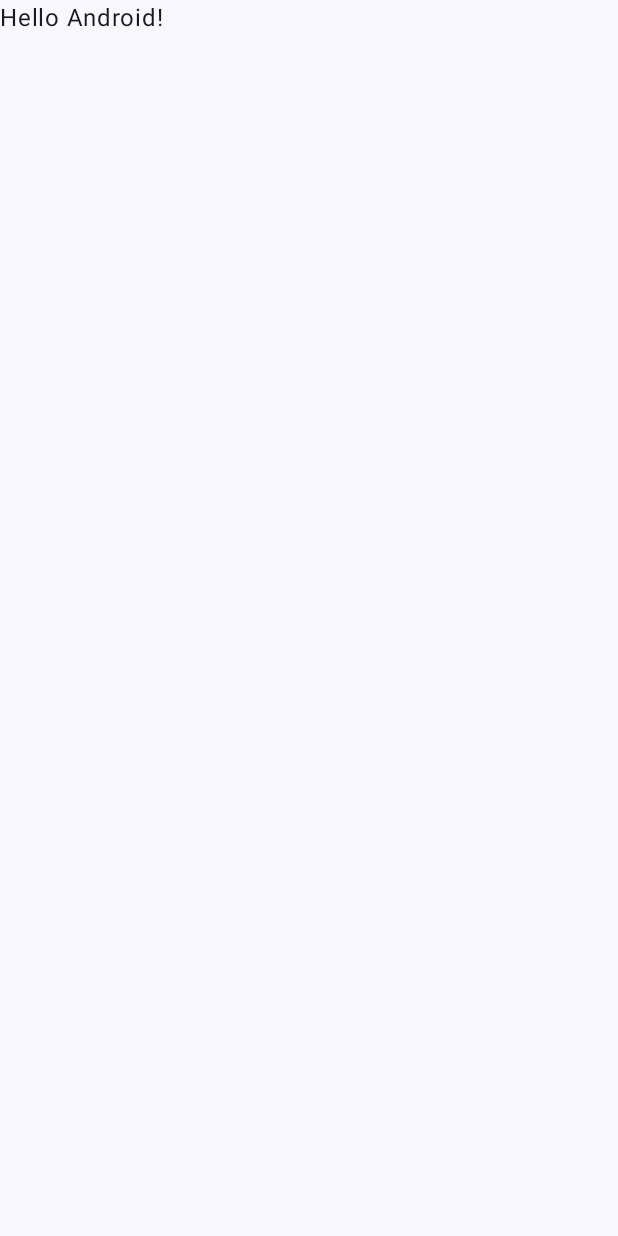
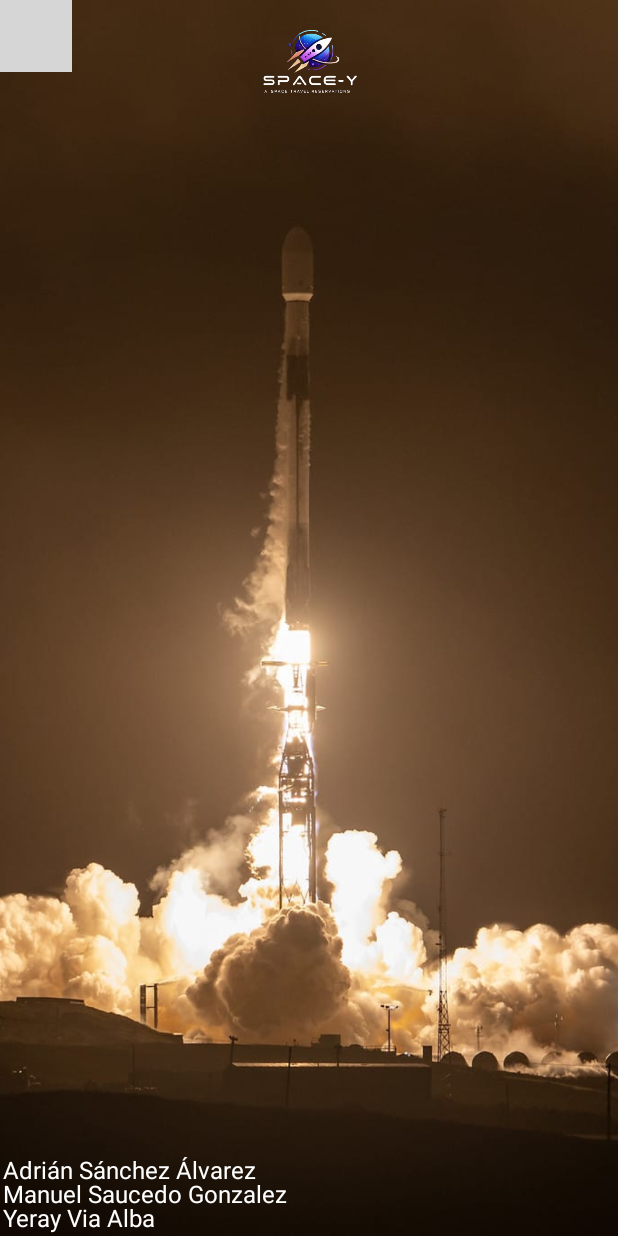
Before and after one commit to adriiaan12/AplicacionMovil-Spacey, an Android app built with Jetpack Compose: the screen it shows after launch (MainActivity), on a phone screen of 412 x 824 dp. Before the commit the screen is almost empty. Run offline under Robolectric (Android 15) with nearby library versions, the phone set to English and light mode, and no system bars; 2 statements that could not run were skipped; grey boxes are pictures that could not be loaded.

Commit message:
fondo y letras

```diff
--- a/app/src/main/java/com/example/aplicacionmovil_spacey/MainActivity.kt
+++ b/app/src/main/java/com/example/aplicacionmovil_spacey/MainActivity.kt
@@ -13,6 +13,36 @@ import androidx.compose.ui.Modifier
 import androidx.compose.ui.tooling.preview.Preview
 import com.example.aplicacionmovil_spacey.ui.theme.AplicacionMovilSpaceYTheme
 
+import androidx.compose.foundation.Image
+import androidx.compose.foundation.layout.*
+
+import androidx.compose.material3.MaterialTheme
+import androidx.compose.material3.Text
+
+import androidx.compose.ui.Alignment
+
+import androidx.compose.ui.graphics.Color
+import androidx.compose.ui.layout.ContentScale
+import androidx.compose.ui.res.painterResource
+import androidx.compose.ui.text.style.TextAlign
+import androidx.compose.ui.unit.dp
+import androidx.compose.ui.unit.sp
+
+import androidx.compose.material3.DrawerValue
+import androidx.compose.material3.ModalNavigationDrawer
+import androidx.compose.material3.rememberDrawerState
+
+
+import androidx.compose.runtime.rememberCoroutineScope
+import androidx.navigation.compose.rememberNavController
+import com.example.aplicacionmovil_spacey.ui.components.AppDrawer
+import com.example.aplicacionmovil_spacey.ui.screens.HomeScreen
+import com.example.aplicacionmovil_spacey.ui.screens.ProfileScreen
+import com.example.aplicacionmovil_spacey.ui.screens.TasksScreen
+import kotlinx.coroutines.launch
+import androidx.compose.NavHost
+import androidx.compose.composable
+
 class MainActivity : ComponentActivity() {
     override fun onCreate(savedInstanceState: Bundle?) {
         super.onCreate(savedInstanceState)
@@ -20,13 +50,17 @@ class MainActivity : ComponentActivity() {
         setContent {
             AplicacionMovilSpaceYTheme {
                 Scaffold(modifier = Modifier.fillMaxSize()) { innerPadding ->
-                    Greeting(
-                        name = "Android",
-                        modifier = Modifier.padding(innerPadding)
-                    )
+                    PantallaConFondo(modifier = Modifier.padding(innerPadding))
+                    Box(modifier = Modifier.padding(innerPadding).fillMaxSize()) {
+
+                        TaskManagerApp()
+
+                    }
                 }
+
             }
         }
+
     }
 }
 
@@ -45,3 +79,111 @@ fun GreetingPreview() {
         Greeting("Android")
     }
 }
+
+@Composable
+fun PantallaConFondo(modifier: Modifier = Modifier) {
+    Box(
+        modifier = modifier.fillMaxSize()
+    ) {
+        Image(
+            painter = painterResource(id = R.drawable.fondo),
+            contentDescription = null,
+            contentScale = ContentScale.Crop,
+            modifier = Modifier.fillMaxSize()
+        )
+
+        Column(
+            modifier = Modifier
+                .fillMaxSize()
+                .padding(2.dp), // Mantén el padding general
+
+            verticalArrangement = Arrangement.SpaceBetween // Coloca el primero y el último en los extremos
+        ) {
+            Row(
+                modifier = Modifier.fillMaxWidth(),
+                horizontalArrangement = Arrangement.Center
+            ) {
+                Image(
+                    painter = painterResource(id = R.drawable.logo),
+                    contentDescription = "Logo de la aplicación",
+                    modifier = Modifier
+                        .size(160.dp)
+                        .padding(bottom = 80.dp)
+                )
+            }
+
+            // Este Spacer ocupará todo el espacio restante, empujando el texto hacia abajo
+            Spacer(modifier = Modifier.weight(0.5f))
+            // Texto en la parte inferior
+            Text(
+                text = "Adrián Sánchez Álvarez\n" +
+                        "Manuel Saucedo Gonzalez\n" +
+                        "Yeray Via Alba",
+                color = Color.White,
+                style = MaterialTheme.typography.headlineMedium.copy(fontSize = 16.sp, lineHeight = 16.sp),
+                textAlign = TextAlign.Start
+            )
+        }
+    }
+}
+
+@Composable
+fun TaskManagerApp() {
+
+// navController: Controlador de navegación para movernos entre pantallas.
+
+    // drawerState: Controla si el Navigation Drawer está abierto o cerrado (inicia cerrado).
+
+//  scope: Un CoroutineScope para lanzar corutinas, necesario para operaciones asincrónicas
+//  como abrir/cerrar el Drawer.
+
+    val navController = rememberNavController()
+    val drawerState = rememberDrawerState(DrawerValue.Closed)
+    val scope = rememberCoroutineScope()
+
+//    ModalNavigationDrawer: Es un Drawer que aparece como modal encima del contenido. Recibe:
+
+//    - drawerState: para saber si está abierto o cerrado.
+
+//   -  drawerContent: el contenido del Drawer (menú lateral).
+
+
+    ModalNavigationDrawer(
+        drawerState = drawerState,
+        drawerContent = {
+            //          AppDrawer: Es un composable que representa el menú lateral.
+            //   Recibe una lambda onDestinationClicked que se ejecuta cuando el usuario
+            //   hace clic en una opción del menú.
+            AppDrawer(
+                onDestinationClicked = { route ->
+                    // Dentro de esa lambda:
+
+                    // Se navega a la ruta (route) con navController.navigate(route) y se configura:
+
+                    // - popUpTo(...) { inclusive = true }: limpia la pila de navegación hasta el inicio.
+
+                    // - launchSingleTop = true: evita duplicar pantallas si ya están en la cima.
+
+                    // Luego se cierra el Drawer con drawerState.close() dentro de una corutina.
+                    navController.navigate(route) {
+                        popUpTo(navController.graph.startDestinationId) { inclusive = true }
+                        launchSingleTop = true
+                    }
+                    scope.launch { drawerState.close() }
+                }
+            )
+        }
+    ) {
+        //      Estos composables se renderizan en función de la ruta activa del navController.
+        NavHost(navController, startDestination = "home") {
+            composable("home") { HomeScreen() }
+            composable("tasks") { TasksScreen() }
+            composable("profile") { ProfileScreen() }
+        }
+    }
+
+
+
+
+
+}
```
Also changed, not shown: app/src/main/java/com/example/aplicacionmovil_spacey/ui/components/AppDrawer.kt (added, +66 -0 lines), app/src/main/java/com/example/aplicacionmovil_spacey/ui/screens/HomeScreen.kt (added, +41 -0 lines), app/src/main/java/com/example/aplicacionmovil_spacey/ui/screens/ProfileScreen.kt (added, +24 -0 lines), app/src/main/java/com/example/aplicacionmovil_spacey/ui/screens/TaskScreen.kt (added, +40 -0 lines), app/src/main/res/drawable/fondo.jpg (added), app/src/main/res/drawable/logo.png (added).
